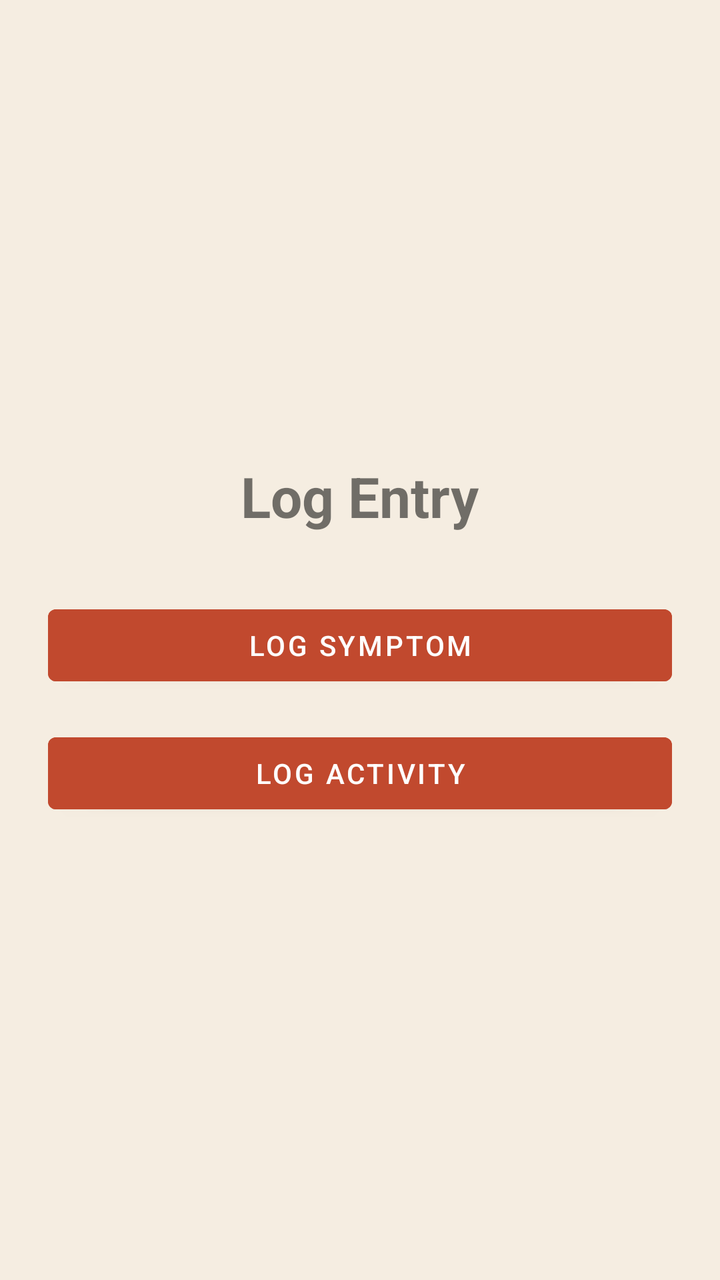
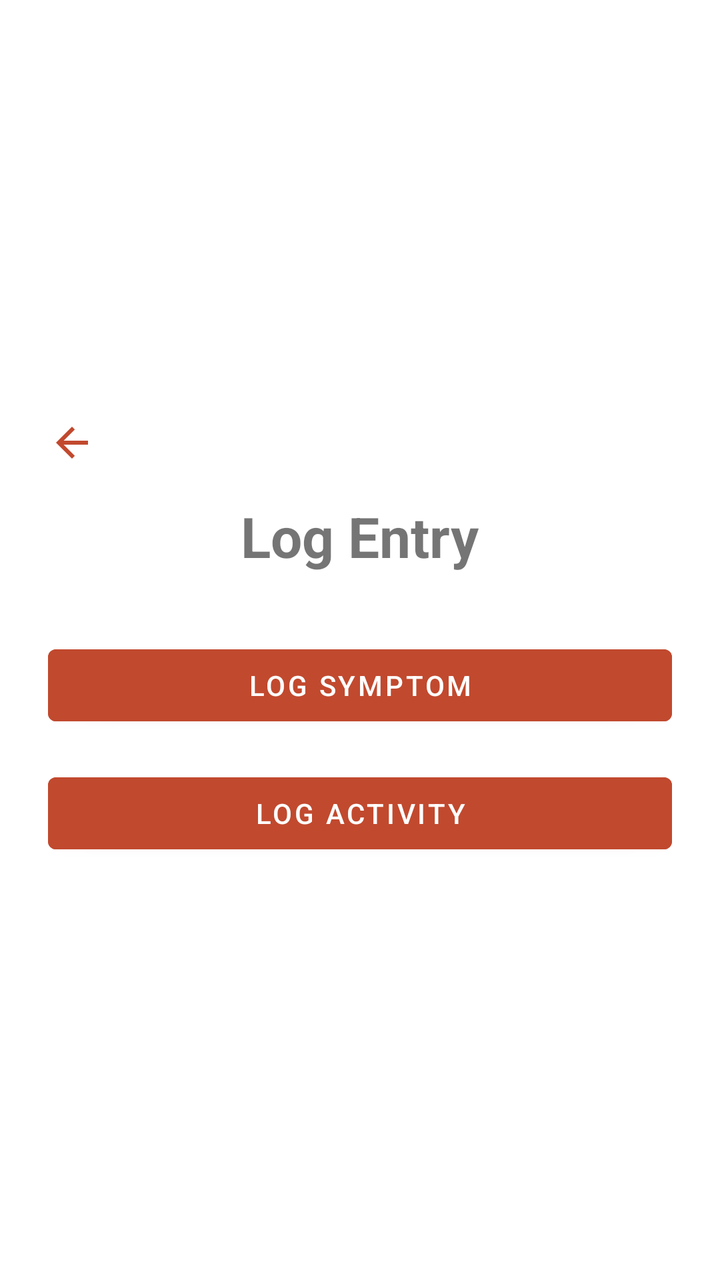

The first picture is an Android layout as it rendered before a commit; the second is the same layout after the commit. The layout source and the unified diff follow.
<!-- AndroidManifest.xml: application theme Theme.LunaFlow -->
<!-- res/layout/activity_log_choice.xml -->
<?xml version="1.0" encoding="utf-8"?>
<LinearLayout xmlns:android="http://schemas.android.com/apk/res/android"
    android:orientation="vertical"
    android:gravity="center"
    android:layout_width="match_parent"
    android:layout_height="match_parent"
    android:padding="24dp"
    android:background="#F5EDE1">

    <TextView
        android:layout_width="wrap_content"
        android:layout_height="wrap_content"
        android:text="Log Entry"
        android:textSize="28sp"
        android:textStyle="bold"
        android:layout_marginBottom="32dp"/>

    <Button
        android:id="@+id/symptomButton"
        android:layout_width="match_parent"
        android:layout_height="wrap_content"
        android:text="Log Symptom"
        android:layout_marginBottom="16dp"
        android:backgroundTint="#C1492E"
        android:textColor="@android:color/white"/>

    <Button
        android:id="@+id/activityButton"
        android:layout_width="match_parent"
        android:layout_height="wrap_content"
        android:text="Log Activity"
        android:backgroundTint="#C1492E"
        android:textColor="@android:color/white"/>
</LinearLayout>
<!-- resources referenced by this layout -->
<resources>
  <style name="Theme.LunaFlow" parent="Theme.MaterialComponents.DayNight.NoActionBar">
          
          <item name="android:windowBackground">@color/white</item>
  
          
          <item name="colorPrimary">@color/colorPrimary</item>
          <item name="colorOnPrimary">@color/mainBrown</item>
  
          
          <item name="colorSecondary">@color/mainRed</item>
          <item name="colorOnSecondary">@color/white</item>
  
          
          <item name="android:statusBarColor">@color/colorPrimary</item>
  
          
          <item name="actionBarTheme">@style/AppActionBar</item>
  
          
          <item name="bottomNavigationStyle">@style/BottomNavStyle</item>
      </style>
  <color name="white">#FFFFFFFF</color>
  <color name="colorPrimary">#EBE4D4</color>
  <color name="mainBrown">#322323</color>
  <color name="mainRed">#B43015</color>
  <style name="AppActionBar" parent="Widget.MaterialComponents.Toolbar">
          <item name="android:layout_height">48dp</item>
          <item name="android:textSize">18sp</item>
          <item name="android:background">@color/colorPrimary</item>
          <item name="titleTextColor">@color/mainBrown</item>
          <item name="subtitleTextColor">@color/mainBrown</item>
          <item name="android:theme">@style/ToolbarTextTheme</item>
      </style>
  <style name="BottomNavStyle" parent="Widget.MaterialComponents.BottomNavigationView">
          <item name="android:layout_height">30dp</item>
          <item name="android:background">@color/colorPrimary</item>
      </style>
  <style name="ToolbarTextTheme" parent="ThemeOverlay.MaterialComponents.ActionBar">
          <item name="android:textColorPrimary">@color/mainBrown</item>
          <item name="android:textColorSecondary">@color/mainBrown</item>
          <item name="android:textColor">@color/mainBrown</item>
      </style>
</resources>

<!-- the commit's change to res/layout/activity_log_choice.xml (unified diff, before → after) -->
@@ -1,11 +1,23 @@
 <?xml version="1.0" encoding="utf-8"?>
 <LinearLayout xmlns:android="http://schemas.android.com/apk/res/android"
+    xmlns:app="http://schemas.android.com/apk/res-auto"
     android:orientation="vertical"
     android:gravity="center"
     android:layout_width="match_parent"
     android:layout_height="match_parent"
     android:padding="24dp"
-    android:background="#F5EDE1">
+    android:background="@color/white">
+
+    <ImageButton
+        android:id="@+id/backButton"
+        android:layout_width="wrap_content"
+        android:layout_height="wrap_content"
+        android:src="@drawable/ic_baseline_arrow_back_24"
+        android:background="?attr/selectableItemBackgroundBorderless"
+        android:contentDescription="Back"
+        android:layout_gravity="start"
+        android:layout_marginBottom="16dp"
+        app:tint="#C1492E" />
 
     <TextView
         android:layout_width="wrap_content"
<!-- resource entries referenced after the edit -->
@@ -22,6 +22,17 @@
           <item name="bottomNavigationStyle">@style/BottomNavStyle</item>
       </style>
   <color name="white">#FFFFFFFF</color>
+  <!-- drawable ic_baseline_arrow_back_24 (drawable) -->
+  <?xml version="1.0" encoding="utf-8"?>
+  <vector xmlns:android="http://schemas.android.com/apk/res/android"
+      android:width="24dp"
+      android:height="24dp"
+      android:viewportWidth="24"
+      android:viewportHeight="24">
+      <path
+          android:fillColor="#000000"
+          android:pathData="M20,11H7.83l5.59,-5.59L12,4l-8,8 8,8 1.41,-1.41L7.83,13H20v-2z"/>
+  </vector>
   <color name="colorPrimary">#EBE4D4</color>
   <color name="mainBrown">#322323</color>
   <color name="mainRed">#B43015</color>
